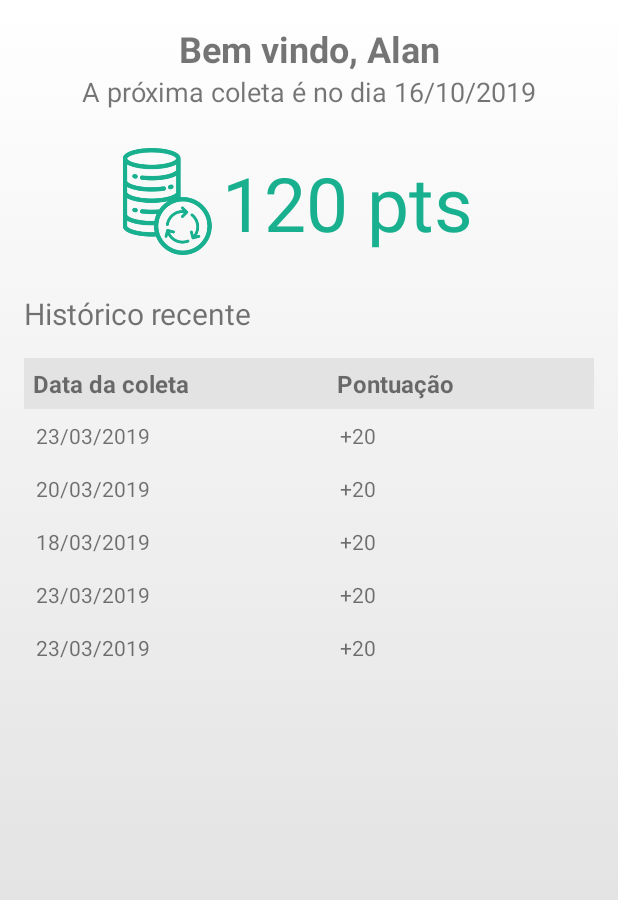
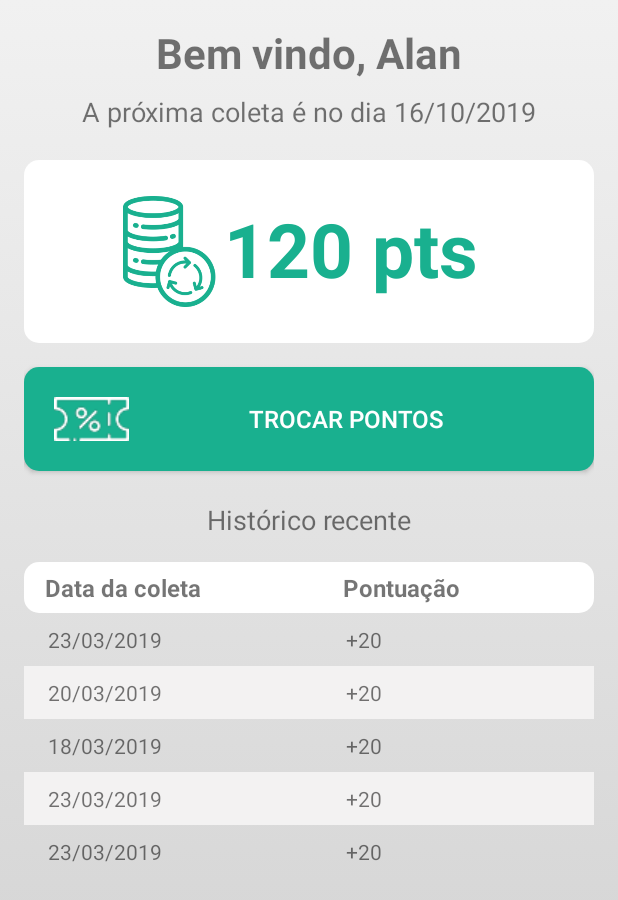
Before and after one commit to alan-ssantos/ReciclaMais, an Android app: the layout activity_usuario_main.xml on its own in the app's theme, with its tools: preview values and no code run, on a phone screen of 412 x 824 dp. Shown: the top 900 px of the screen. Run offline under Robolectric (Android 15) with nearby library versions, the phone set to English and light mode, and no system bars.

Commit message:
Layout melhorado

```diff
--- a/app/src/main/res/drawable/main_background_color.xml
+++ b/app/src/main/res/drawable/main_background_color.xml
@@ -4,8 +4,8 @@
         <shape>
             <gradient
                 android:angle="90"
-                android:startColor="#d9d9d9"
-                android:endColor="#ffffff"
+                android:startColor="#CECECE"
+                android:endColor="#F1F1F1"
                 android:type="linear" />
         </shape>
     </item>
--- /dev/null
+++ b/app/src/main/res/drawable/main_box_style.xml
@@ -0,0 +1,8 @@
+<?xml version="1.0" encoding="utf-8"?>
+<shape xmlns:android="http://schemas.android.com/apk/res/android" >
+    <corners android:radius="10dp" />
+    <gradient
+        android:angle="-90"
+        android:endColor="#FFFFFF"
+        android:startColor="#FFFFFF" />
+</shape>
--- /dev/null
+++ b/app/src/main/res/drawable/main_button_style.xml
@@ -0,0 +1,8 @@
+<?xml version="1.0" encoding="utf-8"?>
+<shape xmlns:android="http://schemas.android.com/apk/res/android" >
+    <corners android:radius="10dp" />
+    <gradient
+        android:angle="-90"
+        android:endColor="#19b08f"
+        android:startColor="#19b08f" />
+</shape>
--- a/app/src/main/res/layout/activity_usuario_main.xml
+++ b/app/src/main/res/layout/activity_usuario_main.xml
@@ -9,7 +9,7 @@
     <TextView
         android:id="@+id/txtUsuarioNome"
         android:text="@string/bem_vindo"
-        android:textSize="24sp"
+        android:textSize="28sp"
         android:textStyle="bold"
         android:textAlignment="center"
         android:layout_width="match_parent"
@@ -21,20 +21,24 @@
         android:text="@string/coleta_do_dia"
         android:textSize="18sp"
         android:textAlignment="center"
+        android:layout_marginTop="8dp"
         android:layout_width="match_parent"
         android:layout_height="wrap_content">
     </TextView>
 
     <RelativeLayout
+        android:paddingVertical="20dp"
+        android:elevation="2dp"
+        android:background="@drawable/main_box_style"
         android:layout_width="match_parent"
-        android:layout_height="82dp"
+        android:layout_height="wrap_content"
         android:layout_marginTop="20dp">
 
         <ImageView
+            android:id="@+id/imgIcon"
+            android:layout_width="74dp"
+            android:layout_height="82dp"
             android:layout_marginLeft="60dp"
-            android:id="@+id/imgIcon"
-            android:layout_width="71dp"
-            android:layout_height="160dp"
             android:src="@drawable/icone_ponto">
         </ImageView>
 
@@ -44,19 +48,33 @@
             android:layout_height="wrap_content"
             android:layout_alignLeft="@+id/imgIcon"
             android:layout_alignParentTop="true"
-            android:layout_marginLeft="72dp"
-            android:layout_marginTop="8dp"
+            android:layout_marginLeft="73dp"
+            android:layout_marginTop="5dp"
             android:text="@string/pts"
             android:textColor="#19b08f"
-            android:textSize="50sp">
+            android:textSize="50sp"
+            android:textStyle="bold">
         </TextView>
+    </RelativeLayout>
 
-    </RelativeLayout>
+    <Button
+        android:id="@+id/btnTrocaPonto"
+        android:background="@drawable/main_button_style"
+        android:drawableLeft="@drawable/icone_troca"
+        android:layout_width="match_parent"
+        android:layout_height="wrap_content"
+        android:layout_marginTop="16dp"
+        android:padding="20dp"
+        android:text="Trocar pontos"
+        android:textSize="16dp"
+        android:textColor="#ffffff">
+    </Button>
 
     <TextView
         android:id="@+id/txtUsuarioColeta"
         android:text="@string/hist_rico_recente"
-        android:textSize="20sp"
+        android:textSize="18sp"
+        android:textAlignment="center"
         android:layout_marginTop="20dp"
         android:layout_width="match_parent"
         android:layout_height="wrap_content">
@@ -69,7 +87,8 @@
         android:layout_marginTop="16dp">
 
         <TableRow
-            android:background="#e3e3e3">
+            android:background="@drawable/main_box_style"
+            android:paddingLeft="8dp">
             <TextView
                 android:textSize="16sp"
                 android:textStyle="bold"
@@ -88,7 +107,7 @@
                 android:text="Pontuação"/>
         </TableRow>
 
-        <TableRow>
+        <TableRow android:paddingLeft="8dp">
             <TextView
                 android:padding="8dp"
                 android:layout_width="wrap_content"
@@ -103,7 +122,8 @@
                 android:text="+20"/>
         </TableRow>
 
-        <TableRow>
+        <TableRow android:paddingLeft="8dp"
+            android:background="#F3F2F2">
             <TextView
                 android:padding="8dp"
                 android:layout_width="wrap_content"
@@ -118,8 +138,7 @@
                 android:text="+20"/>
         </TableRow>
 
-        <TableRow>
-
+        <TableRow android:paddingLeft="8dp">
             <TextView
                 android:layout_width="wrap_content"
                 android:layout_height="match_parent"
@@ -134,7 +153,8 @@
                 android:text="+20"/>
         </TableRow>
 
-        <TableRow>
+        <TableRow android:paddingLeft="8dp"
+            android:background="#F3F2F2">
             <TextView
                 android:padding="8dp"
                 android:layout_width="wrap_content"
@@ -149,7 +169,7 @@
                 android:text="+20"/>
         </TableRow>
 
-        <TableRow>
+        <TableRow android:paddingLeft="8dp">
             <TextView
                 android:padding="8dp"
                 android:layout_width="wrap_content"
```
Also changed, not shown: app/src/main/res/drawable/icone_troca.png (added).
